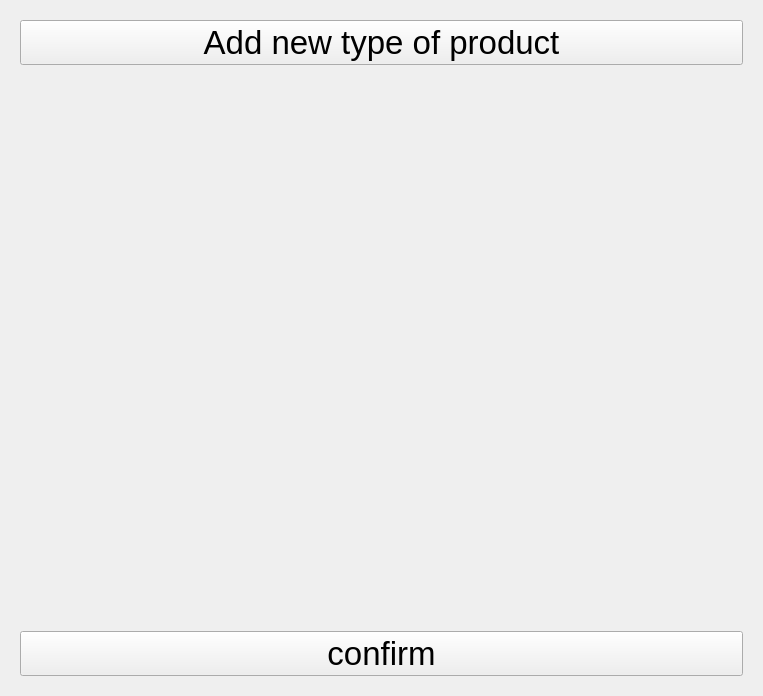
The window that Retail_Software/addproductwindow.ui (AntonZhiganov/Retail_Software) describes before a commit, drawn with Qt 5.
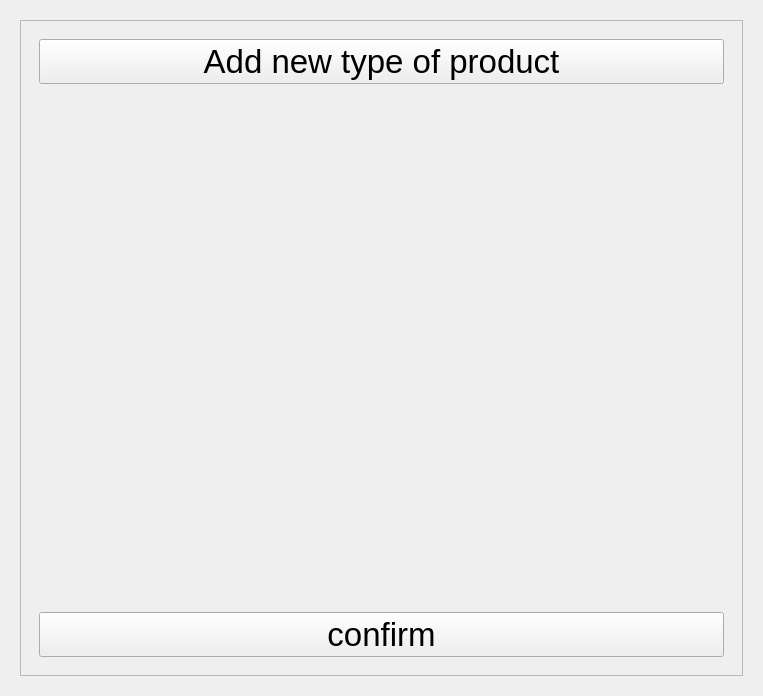
The same window after the commit.

Commit message: now in the window where you add a product you can scroll

```diff
--- a/Retail_Software/addproductwindow.ui
+++ b/Retail_Software/addproductwindow.ui
@@ -16,6 +16,24 @@
   <layout class="QVBoxLayout" name="verticalLayout_2">
    <item>
     <widget class="QWidget" name="addProductWidget" native="true">
+     <layout class="QVBoxLayout" name="verticalLayout_4">
+      <item>
+       <widget class="QScrollArea" name="productScrollArea">
+        <property name="widgetResizable">
+         <bool>true</bool>
+        </property>
+        <widget class="QWidget" name="scrollAreaWidgetContents">
+         <property name="geometry">
+          <rect>
+           <x>0</x>
+           <y>0</y>
+           <width>725</width>
+           <height>658</height>
+          </rect>
+         </property>
+         <layout class="QVBoxLayout" name="verticalLayout_3">
+          <item>
+           <widget class="QWidget" name="productsWidget" native="true">
      <layout class="QVBoxLayout" name="verticalLayout">
       <item>
        <widget class="QPushButton" name="newProductTypeButton">
@@ -37,7 +55,7 @@
         <property name="sizeHint" stdset="0">
          <size>
           <width>20</width>
-          <height>40</height>
+                 <height>503</height>
          </size>
         </property>
        </spacer>
@@ -52,6 +70,13 @@
         <property name="text">
          <string>confirm</string>
         </property>
+              </widget>
+             </item>
+            </layout>
+           </widget>
+          </item>
+         </layout>
+        </widget>
        </widget>
       </item>
      </layout>
```
Lines whose indentation alone changed are shown as unchanged. The commit also changes 2 other files.
